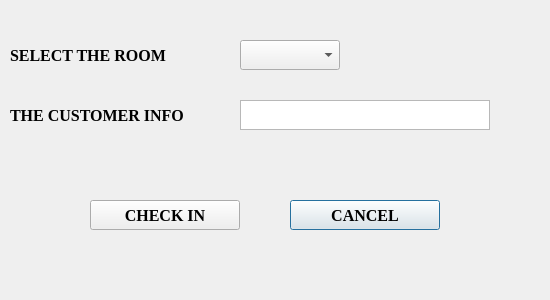
First picture: the form in booktheroom.ui, repository hellnegro/HotelReservationSystem, before the edit.
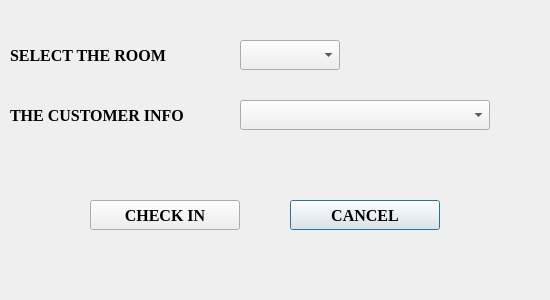
Second picture: the form after the edit.

Diff of the .ui file:
```diff
--- a/booktheroom.ui
+++ b/booktheroom.ui
@@ -103,7 +103,7 @@
     <string>SELECT THE ROOM</string>
    </property>
   </widget>
-  <widget class="QTextBrowser" name="textBrowser">
+  <widget class="QComboBox" name="comboBox_customer">
    <property name="geometry">
     <rect>
      <x>240</x>
```
